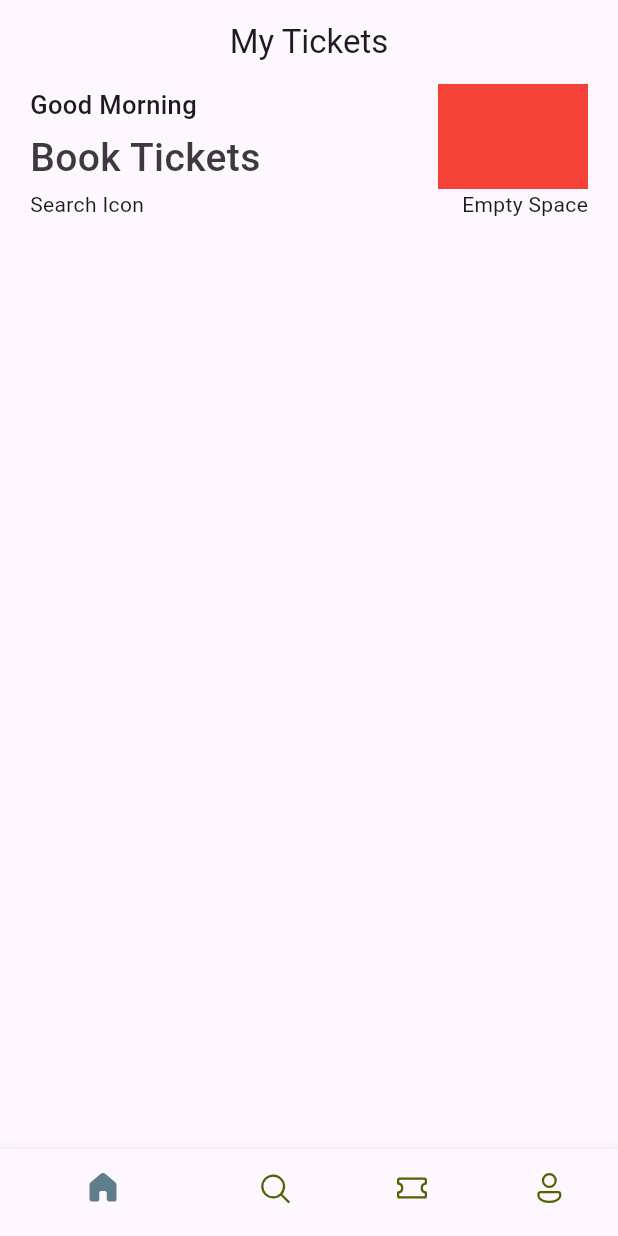
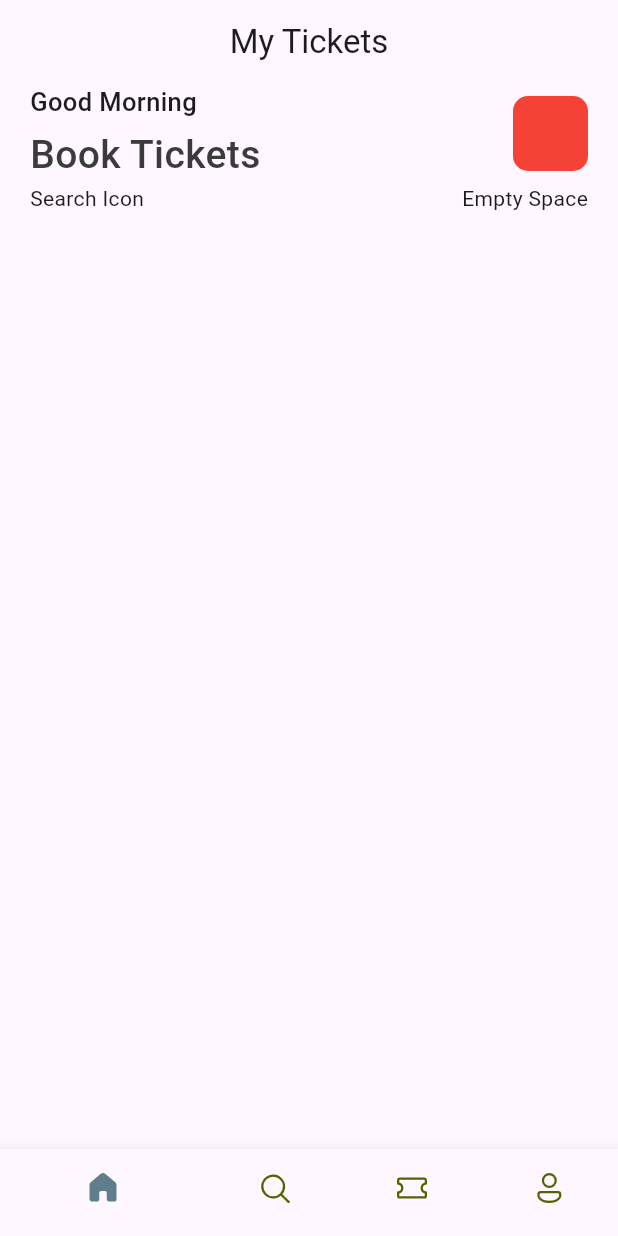
Before and after one commit to BbillahrariBBr/ticket_app, a Flutter app: the screen it shows after launch, on a phone screen of 412 x 824 dp. Run offline on Flutter 3.47's test engine with Material 3 defaults, Android fonts, the phone set to English and light mode, and no system bars; our stand-ins replace fluentui_icons.

Commit message:
Style Container for Image 2.57.20

```diff
--- a/lib/base/res/styles/app_styles.dart
+++ b/lib/base/res/styles/app_styles.dart
@@ -0,0 +1,16 @@
+import 'package:flutter/material.dart';
+
+Color primary = const Color(0xFF687daf);
+class AppStyles{
+  static Color primaryColor = primary;
+  static Color textColor = const Color(0xFF3b3b3b);
+
+  static TextStyle headLineStyle1 = TextStyle(
+      fontSize: 26,
+      fontWeight: FontWeight.w500,
+      color: textColor);
+
+  static TextStyle headLineStyle3 = TextStyle(
+    fontSize: 17,fontWeight: FontWeight.w500
+  );
+}
--- a/lib/screens/home_screen.dart
+++ b/lib/screens/home_screen.dart
@@ -1,5 +1,6 @@
 import 'package:flutter/cupertino.dart';
 import 'package:flutter/material.dart';
+import 'package:ticket_app/base/res/styles/app_styles.dart';
 
 class HomeScreen extends StatelessWidget {
   const HomeScreen({super.key});
@@ -22,25 +23,25 @@ class HomeScreen extends StatelessWidget {
                       children: [
                         Text(
                           "Good Morning",
-                          style: TextStyle(
-                              fontSize: 17, fontWeight: FontWeight.w500),
+                          style: AppStyles.headLineStyle3,
                         ),
                         SizedBox(
                           height: 5,
                         ),
                         Text(
                           "Book Tickets",
-                          style: TextStyle(
-                              fontSize: 26,
-                              fontWeight: FontWeight.w500,
-                              color: Color(0xFF3b3b3b)),
+                          style: AppStyles.headLineStyle1,
                         )
                       ],
                     ),
                     Container(
-                      width: 100,
-                      height: 70,
-                      color: Colors.red,
+                      width: 50,
+                      height: 50,
+
+                      decoration: BoxDecoration(
+                        borderRadius: BorderRadius.circular(10),
+                        color: Colors.red,
+                      ),
                     )
                   ],
                 ),
```
